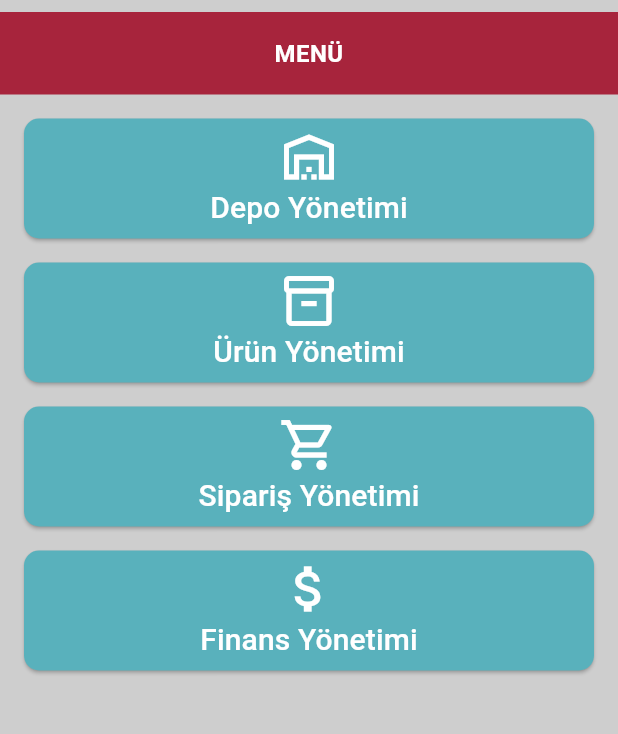
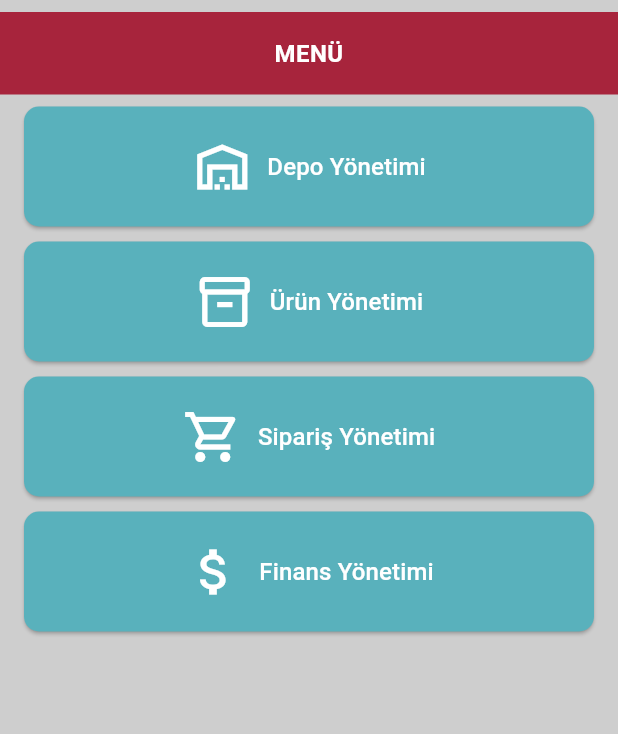
Before and after one commit to mehmetfurkansakiz/mobway_clone_app, a Flutter app: the MenuScreen screen opened directly, on a phone screen of 412 x 824 dp, the part 84-818 px from its top. Run offline on Flutter 3.47's test engine with Material 3 defaults, Android fonts, the light colour scheme and no system bars.

Commit message:
Updated Menu Screen.

```diff
--- a/lib/menu_screen.dart
+++ b/lib/menu_screen.dart
@@ -1,17 +1,51 @@
 import 'package:flutter/material.dart';
 import 'package:mobway_clone_app/core/custom_app_bar.dart';
 import 'package:mobway_clone_app/core/custom_drawer.dart';
+import 'package:mobway_clone_app/core/custom_icon_button.dart';
 import 'package:mobway_clone_app/core/custom_red_banner.dart';
-import 'package:mobway_clone_app/theme/light_theme.dart';
+import 'package:mobway_clone_app/depo_yonetimi_screen.dart';
+import 'package:mobway_clone_app/service/icon_button_model.dart';
 
 class MenuScreen extends StatelessWidget {
   const MenuScreen({super.key});
 
   @override
   Widget build(BuildContext context) {
+    final List<IconButtonModel> menuButtons = [
+      IconButtonModel(
+        text: 'Depo Yönetimi',
+        icon: Icons.warehouse_outlined,
+        onPressed: () {
+          Navigator.of(context).push(
+            MaterialPageRoute(builder: (context) => const DepoYonetimiScreen()),
+          );
+        },
+      ),
+      IconButtonModel(
+          text: 'Ürün Yönetimi',
+          icon: Icons.inventory_2_outlined,
+          onPressed: () {
+            print('Pressed to Ürün Yönetimi!');
+          }),
+      IconButtonModel(
+        text: 'Sipariş Yönetimi',
+        icon: Icons.shopping_cart_outlined,
+        onPressed: () {
+          print('Pressed to Sipariş Yönetimi!');
+        },
+      ),
+      IconButtonModel(
+        text: 'Finans Yönetimi',
+        icon: Icons.attach_money_outlined,
+        onPressed: () {
+          print('Pressed to Finans Yönetimi!');
+        },
+      )
+    ];
+
     return Scaffold(
-      appBar: CustomAppBar(),
-      endDrawer: CustomDrawer(),
+      appBar: const CustomAppBar(),
+      endDrawer: const CustomDrawer(),
       body: Column(
         children: [
           const CustomRedBanner(
@@ -20,46 +54,23 @@ class MenuScreen extends StatelessWidget {
           Expanded(
               child: Padding(
             padding: const EdgeInsets.symmetric(horizontal: 16.0),
-            child: ListView(
-              children: [
-                _menuButton('Depo Yönetimi', Icons.warehouse_outlined, context),
-                _menuButton('Ürün Yönetimi', Icons.inventory_2_outlined, context),
-                _menuButton('Sipariş Yönetimi', Icons.shopping_cart_outlined, context),
-                _menuButton('Finans Yönetimi', Icons.attach_money_outlined, context),
-              ],
+            child: ListView.builder(
+              itemCount: menuButtons.length,
+              itemBuilder: (context, index) {
+                final menuButton = menuButtons[index];
+                return Padding(
+                  padding: const EdgeInsets.only(bottom: 10.0),
+                  child: CustomIconButton(
+                    text: menuButton.text,
+                    icon: menuButton.icon,
+                    onPressed: menuButton.onPressed,
+                  ),
+                );
+              },
             ),
           ))
         ],
       ),
     );
   }
-
-  // Menu button
-  Widget _menuButton(String title, IconData icon, BuildContext context) {
-    return Padding(
-      padding: const EdgeInsets.symmetric(vertical: 8.0),
-      child: ElevatedButton(
-        style: ElevatedButton.styleFrom(
-          foregroundColor: LightColors.pureWhite,
-          backgroundColor: LightColors.finishFiordGreen,
-          minimumSize: const Size.fromHeight(80),
-          shape: RoundedRectangleBorder(
-            borderRadius: BorderRadius.circular(10.0),
-          ),
-        ),
-        onPressed: () {
-          // Menü butonu tıklama yönlendirme
-        },
-        child: Column(
-          children: [
-            Icon(icon, size: 40),
-            Text(
-              title,
-              style: const TextStyle(fontSize: 20),
-            ),
-          ],
-        ),
-      ),
-    );
-  }
 }
```
